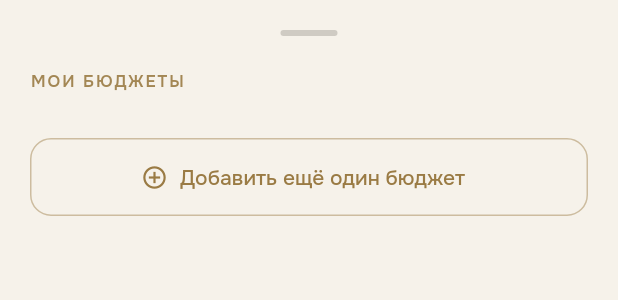
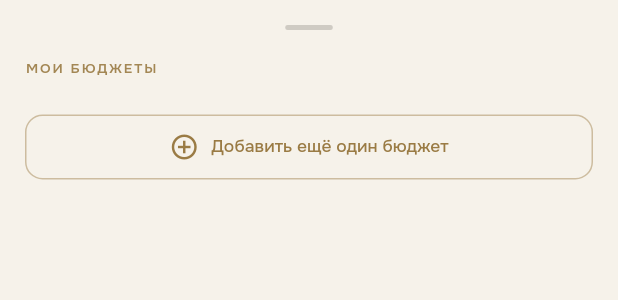
Before and after one commit to baboevazamatkz-create/Project, a Flutter app: the HouseholdSwitcherSheet widget shown alone on an empty page, opened directly with empty values, on a phone screen of 412 x 824 dp. Shown: the top 300 px of the screen. Run offline on Flutter 3.47's test engine with Material 3 defaults, Android fonts, the phone set to English and light mode, and no system bars; our stand-ins replace cloud_firestore, firebase_auth, firebase_core, fl_chart, shared_preferences, showcaseview; accounts and stored records are empty; network calls fail.

Commit message:
Retune both sheets: the add one up, the switcher down (#64)
The add sheet went to 1/1.5 last round and read as too small, so its
factor goes back up by 1.2 -- one number, and every proportion inside it
follows, which is the whole point of having put it behind a factor.

The switcher sheet gets the same treatment at 1/1.2. It had no factor at
all, so this adds one and routes its figures through it, including the
Theme override its rows and its add button need: both take their metrics
from the app theme, and scaling only the numbers written in the file
would have closed the gaps while leaving the controls full height. As in
the add sheet, that override stops at this sheet.

Verified: flutter analyze clean, 169/169 tests, and both sheets rendered
in both themes at phone width -- nothing overflows at either new size.


Claude-Session: https://claude.ai/code/session_01FGhFt6z7pbN8caMhjQJkXN

Co-authored-by: Claude <noreply@anthropic.com>

```diff
--- a/lib/widgets/add_expense_sheet.dart
+++ b/lib/widgets/add_expense_sheet.dart
@@ -75,8 +75,9 @@ class AddExpenseSheet extends StatefulWidget {
 /// Everything in this sheet is drawn at this fraction of its usual size.
 /// It is a single-purpose form and was taking far more of the screen than
 /// it needed to; one factor keeps every proportion intact instead of
-/// nudging a dozen figures apart from each other.
-const double _kScale = 1 / 1.5;
+/// nudging a dozen figures apart from each other. It went to 1/1.5 first,
+/// which read as too small, and then back up by 1.2.
+const double _kScale = 1.2 / 1.5;
 
 double _s(double value) => value * _kScale;
 
--- a/lib/widgets/household_switcher_sheet.dart
+++ b/lib/widgets/household_switcher_sheet.dart
@@ -5,6 +5,12 @@ import '../models/currency.dart';
 import '../models/household.dart';
 import '../theme.dart';
 import 'currency_symbol_icon.dart';
+
+/// Everything in this sheet is drawn at this fraction of its usual size,
+/// the same one-factor approach the add sheet uses.
+const double _kScale = 1 / 1.2;
+
+double _s(double value) => value * _kScale;
 
 class HouseholdSwitcherSheet extends StatelessWidget {
   final List<Household> households;
@@ -29,21 +35,35 @@ class HouseholdSwitcherSheet extends StatelessWidget {
 
   @override
   Widget build(BuildContext context) {
-    return SafeArea(
+    // The rows and the add button take their metrics from the app theme,
+    // so scaling only the figures written here would close the gaps and
+    // leave the controls full height. This override scales them too, and
+    // stops at this sheet.
+    final theme = Theme.of(context);
+    return Theme(
+      data: theme.copyWith(
+        iconTheme: theme.iconTheme.copyWith(size: _s(24)),
+        iconButtonTheme: IconButtonThemeData(
+          style: (theme.iconButtonTheme.style ?? const ButtonStyle()).copyWith(
+            padding: WidgetStatePropertyAll(EdgeInsets.all(_s(8))),
+          ),
+        ),
+      ),
+      child: SafeArea(
         child: Padding(
-        padding: const EdgeInsets.fromLTRB(20, 20, 20, 24),
+          padding: EdgeInsets.fromLTRB(_s(20), _s(20), _s(20), _s(24)),
           child: Column(
             mainAxisSize: MainAxisSize.min,
             crossAxisAlignment: CrossAxisAlignment.stretch,
             children: [
               Center(
                 child: Container(
-                width: 38,
-                height: 4,
-                margin: const EdgeInsets.only(bottom: 22),
+                  width: _s(38),
+                  height: _s(4),
+                  margin: EdgeInsets.only(bottom: _s(22)),
                   decoration: BoxDecoration(
                     color: accentForeground(context).withValues(alpha: 0.18),
-                  borderRadius: BorderRadius.circular(2),
+                    borderRadius: BorderRadius.circular(_s(2)),
                   ),
                 ),
               ),
@@ -51,11 +71,11 @@ class HouseholdSwitcherSheet extends StatelessWidget {
                 'МОИ БЮДЖЕТЫ',
                 style: microLabel(
                   context,
-                size: 11,
+                  size: _s(11),
                   color: goldFor(context).withValues(alpha: 0.9),
                 ),
               ),
-            const SizedBox(height: 18),
+              SizedBox(height: _s(18)),
               for (final household in households)
                 _HouseholdRow(
                   household: household,
@@ -68,21 +88,22 @@ class HouseholdSwitcherSheet extends StatelessWidget {
                     }
                   },
                 ),
-            const SizedBox(height: 12),
+              SizedBox(height: _s(12)),
               SizedBox(
-              height: 52,
+                height: _s(52),
                 child: OutlinedButton.icon(
                   style: OutlinedButton.styleFrom(
                     foregroundColor: goldFor(context),
                     side: BorderSide(
                       color: goldFor(context).withValues(alpha: 0.45),
                     ),
+                    padding: EdgeInsets.symmetric(horizontal: _s(16)),
                     shape: RoundedRectangleBorder(
-                    borderRadius: BorderRadius.circular(14),
+                      borderRadius: BorderRadius.circular(_s(14)),
                     ),
-                  textStyle: const TextStyle(
+                    textStyle: TextStyle(
                       fontFamily: 'Onest',
-                    fontSize: 14,
+                      fontSize: _s(14),
                       fontWeight: FontWeight.w500,
                     ),
                   ),
@@ -90,7 +111,7 @@ class HouseholdSwitcherSheet extends StatelessWidget {
                     Navigator.of(context).pop();
                     onAddHousehold();
                   },
-                icon: const Icon(Icons.add_circle_outline),
+                  icon: Icon(Icons.add_circle_outline, size: _s(24)),
                   label: const Text(
                     'Добавить ещё один бюджет',
                     maxLines: 1,
@@ -99,6 +120,7 @@ class HouseholdSwitcherSheet extends StatelessWidget {
                 ),
               ),
             ],
+          ),
         ),
       ),
     );
@@ -121,18 +143,18 @@ class _HouseholdRow extends StatelessWidget {
   @override
   Widget build(BuildContext context) {
     return Padding(
-      padding: const EdgeInsets.only(bottom: 10),
+      padding: EdgeInsets.only(bottom: _s(10)),
       child: Material(
         color: isActive
             ? goldFor(context).withValues(alpha: 0.10)
             : accentForeground(context).withValues(alpha: 0.02),
-        borderRadius: BorderRadius.circular(16),
+        borderRadius: BorderRadius.circular(_s(16)),
         child: InkWell(
           onTap: onTap,
-          borderRadius: BorderRadius.circular(16),
+          borderRadius: BorderRadius.circular(_s(16)),
           child: Container(
             decoration: BoxDecoration(
-              borderRadius: BorderRadius.circular(16),
+              borderRadius: BorderRadius.circular(_s(16)),
               border: Border.all(
                 color: isActive
                     ? goldFor(context).withValues(alpha: 0.45)
@@ -140,12 +162,13 @@ class _HouseholdRow extends StatelessWidget {
               ),
             ),
             child: Padding(
-              padding: const EdgeInsets.symmetric(horizontal: 16, vertical: 14),
+              padding:
+                  EdgeInsets.symmetric(horizontal: _s(16), vertical: _s(14)),
               child: Row(
                 children: [
                   Container(
-                    width: 40,
-                    height: 40,
+                    width: _s(40),
+                    height: _s(40),
                     alignment: Alignment.center,
                     decoration: BoxDecoration(
                       color: goldFor(context).withValues(alpha: 0.12),
@@ -157,10 +180,10 @@ class _HouseholdRow extends StatelessWidget {
                     child: CurrencySymbolIcon(
                       currency: currency,
                       color: goldFor(context),
-                      size: 19,
+                      size: _s(19),
                     ),
                   ),
-                  const SizedBox(width: 12),
+                  SizedBox(width: _s(12)),
                   Expanded(
                     child: Column(
                       crossAxisAlignment: CrossAxisAlignment.start,
@@ -169,19 +192,19 @@ class _HouseholdRow extends StatelessWidget {
                           household.label,
                           maxLines: 1,
                           overflow: TextOverflow.ellipsis,
-                          style: const TextStyle(
-                            fontSize: 15,
+                          style: TextStyle(
+                            fontSize: _s(15),
                             fontWeight: FontWeight.w500,
                             letterSpacing: -0.1,
                           ),
                         ),
-                        const SizedBox(height: 3),
+                        SizedBox(height: _s(3)),
                         Text(
                           household.code,
                           maxLines: 1,
                           overflow: TextOverflow.ellipsis,
                           style: TextStyle(
-                            fontSize: 11,
+                            fontSize: _s(11),
                             fontWeight: FontWeight.w500,
                             letterSpacing: 1.4,
                             color: Theme.of(context)
@@ -199,9 +222,9 @@ class _HouseholdRow extends StatelessWidget {
                   // stays and the check sits to the left of it.
                   if (isActive)
                     Padding(
-                      padding: const EdgeInsets.only(right: 2),
+                      padding: EdgeInsets.only(right: _s(2)),
                       child: Icon(Icons.check_circle_rounded,
-                          color: goldFor(context), size: 20),
+                          color: goldFor(context), size: _s(20)),
                     ),
                   IconButton(
                     onPressed: () {
@@ -214,7 +237,7 @@ class _HouseholdRow extends StatelessWidget {
                     // below the active row's check in the sheet's
                     // hierarchy.
                     color: goldFor(context).withValues(alpha: 0.7),
-                    icon: const Icon(Icons.copy_rounded, size: 18),
+                    icon: Icon(Icons.copy_rounded, size: _s(18)),
                     tooltip: 'Скопировать код',
                   ),
                 ],
```
Lines whose indentation alone changed are shown as unchanged.
